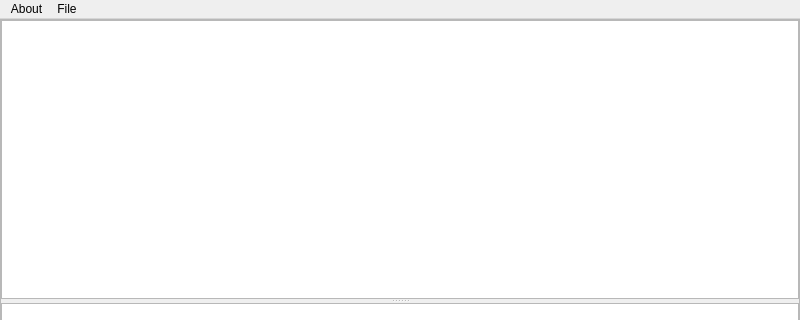
Qt form mainwindow.ui (HerrSteiner/gravel) before a commit; both pictures show x 0 to 800 and y 0 to 320 of the 800 by 600 pixel window.
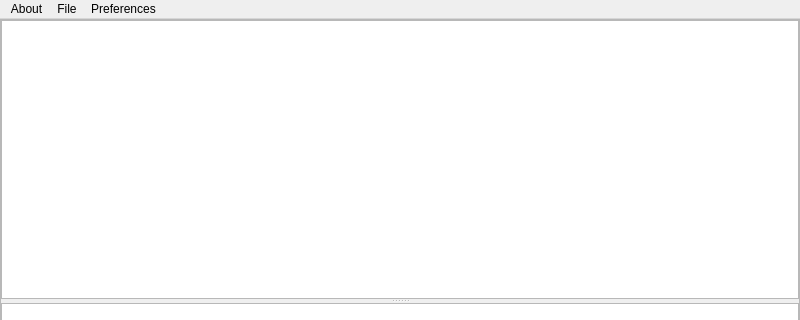
The same form after that commit. Custom widgets are drawn as their Qt base class.

```diff
--- a/mainwindow.ui
+++ b/mainwindow.ui
@@ -142,8 +142,15 @@
     <addaction name="actionmerge_code"/>
     <addaction name="actionsave_code"/>
    </widget>
+   <widget class="QMenu" name="menuPreferences">
+    <property name="title">
+     <string>Preferences</string>
+    </property>
+    <addaction name="actionAudio_setup"/>
+   </widget>
    <addaction name="menuAbout"/>
    <addaction name="menuFile"/>
+   <addaction name="menuPreferences"/>
   </widget>
   <widget class="QStatusBar" name="statusbar"/>
   <action name="actionAbout_gravel">
```
Left out of the diff: 5 changed lines with no effect on the pictures.
